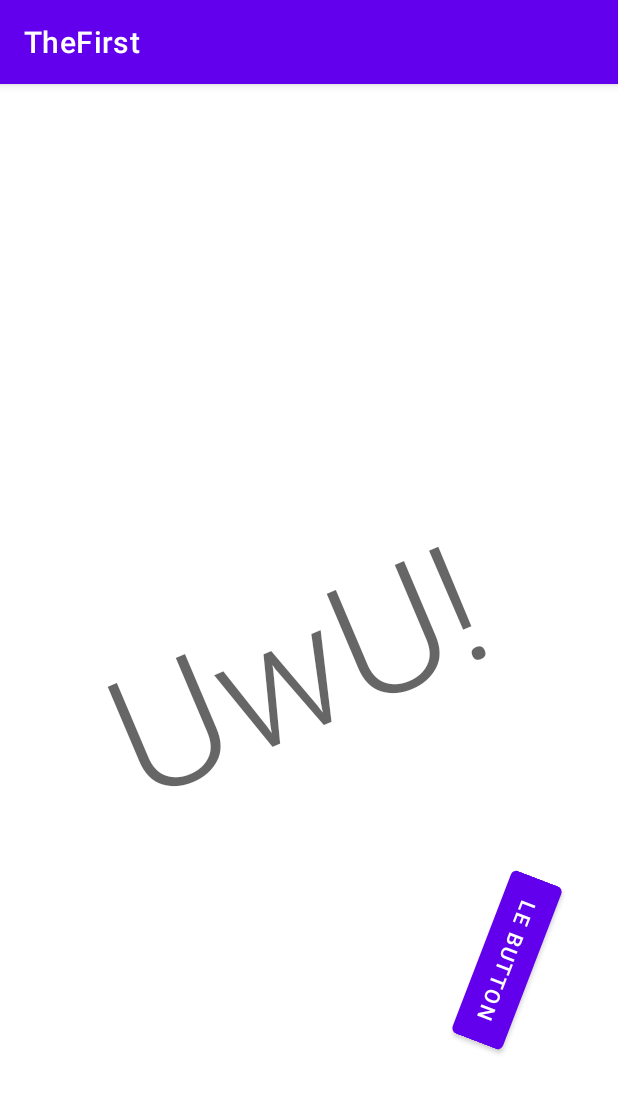
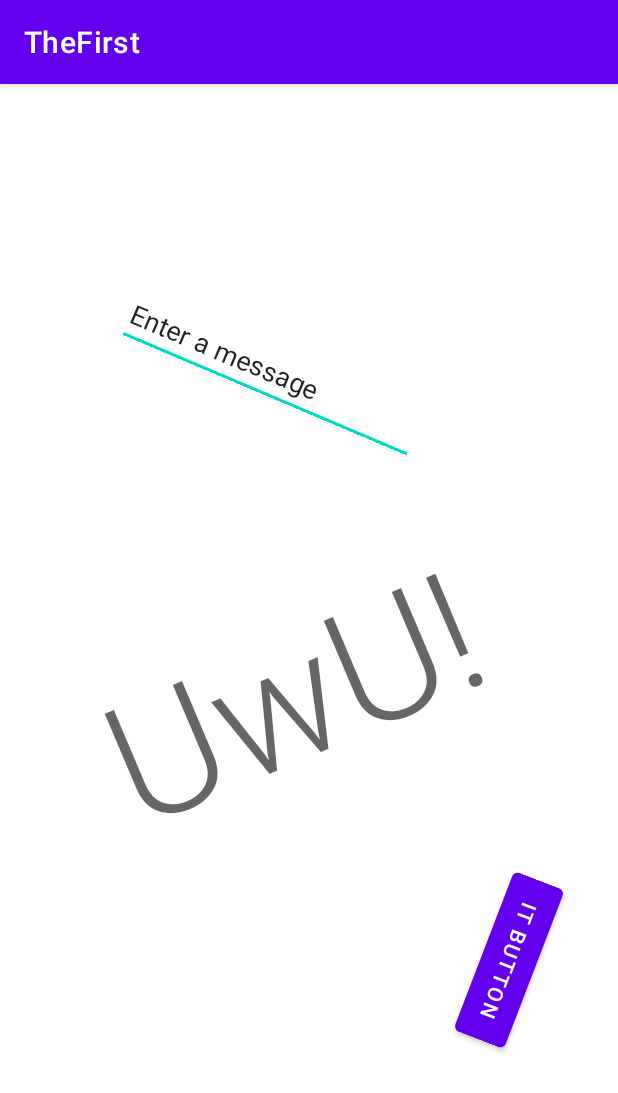
Before and after one commit to vicky5124-DAM2/M8-TheFirst, an Android app: the screen it shows after launch (MainActivity), on a phone screen of 412 x 824 dp. Shown: the top 1093 px of the screen. Run offline under Robolectric (Android 15) with nearby library versions, the phone set to English and light mode, and no system bars.

Commit message:
Implement text input to notification 	modificat:        .idea/misc.xml 	modificat:        app/src/main/java/com/vicky/thefirst/MainActivity.java 	modificat:        app/src/main/res/layout/activity_main.xml 	modificat:        app/src/main/res/values/strings.xml

```diff
--- a/app/src/main/java/com/vicky/thefirst/MainActivity.java
+++ b/app/src/main/java/com/vicky/thefirst/MainActivity.java
@@ -11,13 +11,14 @@ import android.content.Intent;
 import android.graphics.BitmapFactory;
 import android.os.Bundle;
 import android.widget.Button;
+import android.widget.EditText;
 
 public class MainActivity extends AppCompatActivity {
-    final String CHANNEL_ID = "i.apps.notifications";
+    final String CHANNEL_ID = "com.vicky.thefirst";
 
-    public void sendNotification(String title, String description) {
-        // Vibration pattern to vibrate for 500 ms twice
-        final long[] VIBRATE_PATTERN = {0, 500, 0, 500};
+    private void sendNotification(String title, String description) {
+        // Vibration pattern to vibrate for 500 md, to 1000 ms, to 1500 ms
+        final long[] VIBRATE_PATTERN = {0, 500, 100, 1000, 100, 1500};
 
         // Configure the vibration pattern for the notification
         final NotificationChannel notificationChannel = new NotificationChannel(CHANNEL_ID, "channel_name", NotificationManager.IMPORTANCE_HIGH);
@@ -59,6 +60,13 @@ public class MainActivity extends AppCompatActivity {
 
         this.sendNotification("Hello!", "World OwO!");
 
-        int button = 123;
+        EditText editText = findViewById(R.id.editTextTextPersonName);
+        Button button = findViewById(R.id.button);
+
+        button.setOnClickListener(v -> {
+            String message = editText.getText().toString();
+
+            sendNotification("Hello!", message);
+        });
     }
 }
--- a/app/src/main/res/layout/activity_main.xml
+++ b/app/src/main/res/layout/activity_main.xml
@@ -16,11 +16,12 @@
             app:layout_constraintTop_toTopOf="parent"
             android:rotation="-23"
             android:textAppearance="@style/TextAppearance.AppCompat.Display4"
-            app:layout_constraintHorizontal_bias="0.718"
-            app:layout_constraintVertical_bias="0.529" />
+            app:layout_constraintHorizontal_bias="0.699"
+            app:layout_constraintVertical_bias="0.56"
+            android:id="@+id/textView2" />
 
     <Button
-            android:text="Le Button"
+            android:text="@string/button_send"
             android:layout_width="wrap_content"
             android:layout_height="wrap_content"
             android:id="@+id/button"
@@ -30,4 +31,17 @@
             android:layout_marginEnd="16dp"
             app:layout_constraintEnd_toEndOf="parent" />
 
+    <EditText
+            android:layout_width="wrap_content"
+            android:layout_height="wrap_content"
+            android:inputType="textPersonName"
+            android:text="@string/edit_message"
+            android:ems="10"
+            android:id="@+id/editTextTextPersonName"
+            app:layout_constraintTop_toTopOf="parent"
+            android:layout_marginTop="170dp"
+            app:layout_constraintStart_toStartOf="parent"
+            android:layout_marginStart="76dp"
+            android:rotation="23" />
+
 </androidx.constraintlayout.widget.ConstraintLayout>
--- a/app/src/main/res/values/strings.xml
+++ b/app/src/main/res/values/strings.xml
@@ -1,3 +1,5 @@
 <resources>
     <string name="app_name">TheFirst</string>
+    <string name="edit_message">Enter a message</string>
+    <string name="button_send">It Button</string>
 </resources>
```
